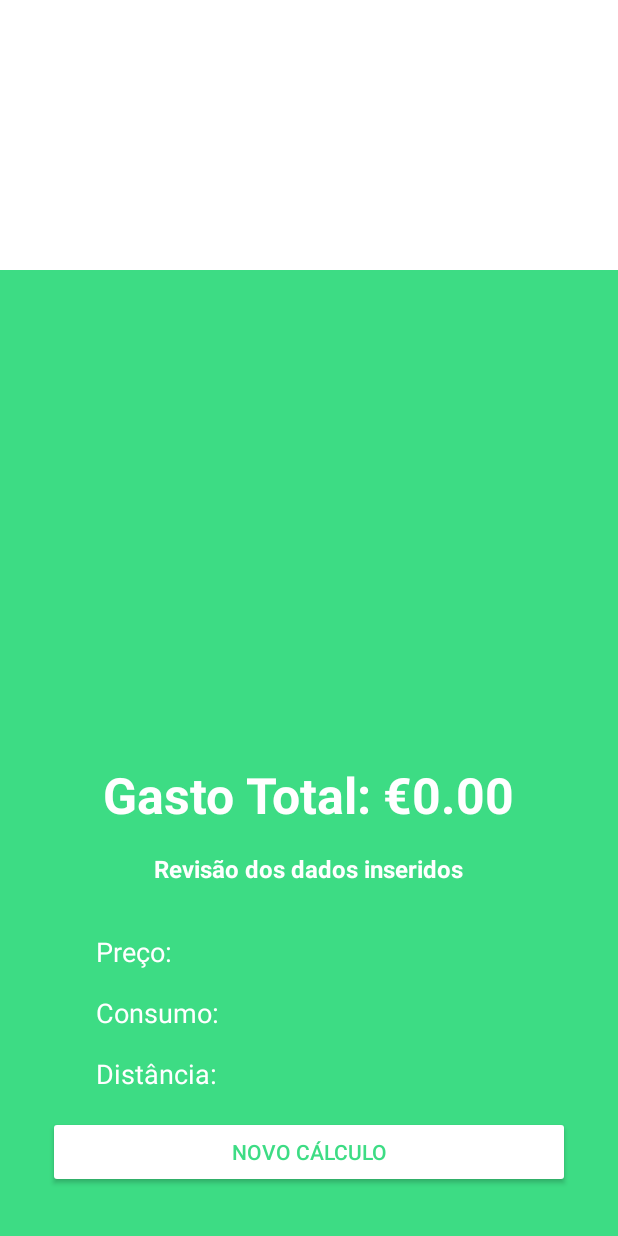
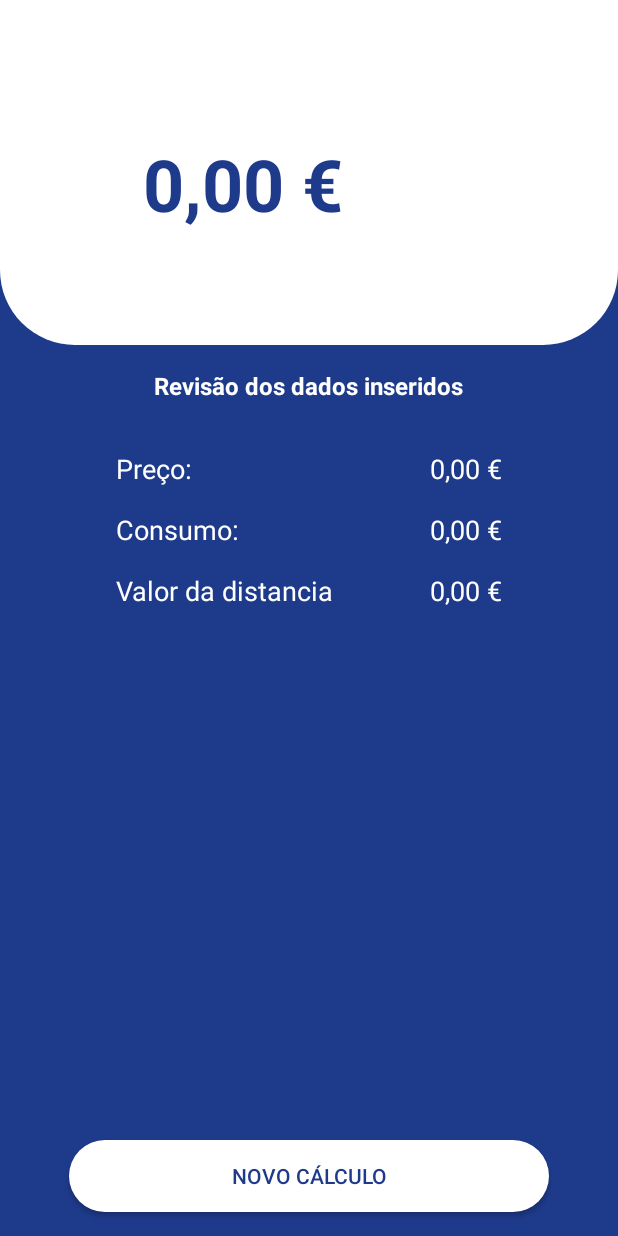
Before and after one commit to IsabeleGC/Fuel-calculator, an Android app: the ResultadosActivity screen opened directly, with no data from a screen before it, on a phone screen of 412 x 824 dp. Run offline under Robolectric (Android 15) with nearby library versions, the light colour scheme and no system bars.

Commit message:
Screenshot da terceira e quarta tela

```diff
--- a/app/src/main/java/com/example/fuel_calculator/ResultadoActivity.kt
+++ b/app/src/main/java/com/example/fuel_calculator/ResultadoActivity.kt
@@ -5,11 +5,19 @@ import android.os.Bundle
 import android.widget.Button
 import android.widget.TextView
 import androidx.appcompat.app.AppCompatActivity
+import java.text.NumberFormat
+import java.util.Locale
 
 class ResultadosActivity : AppCompatActivity() {
     override fun onCreate(savedInstanceState: Bundle?) {
         super.onCreate(savedInstanceState)
         setContentView(R.layout.activity_resultado)
+
+        val resultadoTextView = findViewById<TextView>(R.id.tvResultado)
+        val precoValorTextView = findViewById<TextView>(R.id.tvPrecoValor)
+        val consumoValorTextView = findViewById<TextView>(R.id.tvConsumoValor)
+        val kmValorTextView = findViewById<TextView>(R.id.tvKmValor)
+        val novoCalculoButton = findViewById<Button>(R.id.btnNovoCalculo)
 
         val distancia = intent.getStringExtra("distancia")?.toDoubleOrNull() ?: 0.0
         val consumo = intent.getStringExtra("consumo")?.toDoubleOrNull() ?: 0.0
@@ -17,9 +25,15 @@ class ResultadosActivity : AppCompatActivity() {
 
         val gastoTotal = if (consumo > 0) (distancia / consumo) * preco else 0.0
 
-        findViewById<TextView>(R.id.tvResultado).text = "Gasto Total: €${"%.2f".format(gastoTotal)}"
+        // Usa Locale para Portugal
+        val formatoMoeda = NumberFormat.getCurrencyInstance(Locale.forLanguageTag("pt-PT"))
 
-        findViewById<Button>(R.id.btnNovoCalculo).setOnClickListener {
+        resultadoTextView.text = formatoMoeda.format(gastoTotal)
+        precoValorTextView.text = formatoMoeda.format(preco)
+        consumoValorTextView.text = formatoMoeda.format(consumo)
+        kmValorTextView.text = formatoMoeda.format(distancia)
+
+        novoCalculoButton.setOnClickListener {
             startActivity(Intent(this, MainActivity::class.java))
             finish()
         }
--- /dev/null
+++ b/app/src/main/res/drawable/rounded_img2.xml
@@ -0,0 +1,15 @@
+<?xml version="1.0" encoding="utf-8"?>
+<selector xmlns:android="http://schemas.android.com/apk/res/android">
+    <item>
+
+        <shape>:
+            <corners
+                android:bottomLeftRadius="50dp"
+                android:bottomRightRadius="50dp"
+                android:topLeftRadius="0dp"
+                android:topRightRadius="0dp" />
+            <solid
+                android:color="@color/white" />
+        </shape>
+    </item>
+</selector>
--- a/app/src/main/res/layout/activity_resultado.xml
+++ b/app/src/main/res/layout/activity_resultado.xml
@@ -3,58 +3,61 @@
 <androidx.constraintlayout.widget.ConstraintLayout xmlns:android="http://schemas.android.com/apk/res/android"
     xmlns:app="http://schemas.android.com/apk/res-auto"
     xmlns:tools="http://schemas.android.com/tools"
+    android:id="@+id/Resultado_layout"
     android:layout_width="match_parent"
-    android:id="@+id/Resultado_layout"
     android:layout_height="match_parent"
-    android:background="#3DDC84"
+    android:background="#1E3A8A"
     tools:context=".ResultadosActivity">
 
 
-    <View
-        android:id="@+id/fundoImagem"
+    <LinearLayout
+        android:id="@+id/Bg_result"
         android:layout_width="match_parent"
-        android:layout_height="180dp"
-        android:background="@android:color/white"
-        app:layout_constraintTop_toTopOf="parent" />
+        android:layout_height="230dp"
+        android:background="@drawable/rounded_img2"
+        android:orientation="vertical"
+        app:layout_constraintEnd_toEndOf="parent"
+        app:layout_constraintHorizontal_bias="0.0"
+        app:layout_constraintStart_toStartOf="parent"
+        app:layout_constraintTop_toTopOf="parent">
 
-    <TextView
-        android:id="@+id/tvResultado"
-        android:layout_width="wrap_content"
-        android:layout_height="wrap_content"
-        android:layout_margin="16sp"
-        tools:text="€ 100,00"
-        android:textColor="@android:color/white"
-        android:textSize="33sp"
-        android:textStyle="bold"
-        app:layout_constraintBottom_toTopOf="@+id/tvRevisao"
-        app:layout_constraintEnd_toEndOf="parent"
-        app:layout_constraintStart_toStartOf="parent" />
+        <TextView
+            android:id="@+id/tvResultado"
+            android:layout_width="wrap_content"
+            android:layout_height="wrap_content"
+            android:textColor="@color/dark_blue"
+            android:layout_marginStart="95dp"
+            android:layout_marginTop="90dp"
+            android:textSize="48sp"
+            android:textStyle="bold"
+            tools:text="€100,00" />
 
+    </LinearLayout>
 
     <TextView
         android:id="@+id/tvRevisao"
         android:layout_width="wrap_content"
         android:layout_height="wrap_content"
         android:layout_margin="16sp"
-        android:text="Revisão dos dados inseridos"
+        android:text="@string/revisao_dados"
         android:textColor="@android:color/white"
         android:textSize="16sp"
         android:textStyle="bold"
-        app:layout_constraintBottom_toTopOf="@+id/constraintLayout"
         app:layout_constraintEnd_toEndOf="parent"
         app:layout_constraintHorizontal_bias="0.497"
-        app:layout_constraintStart_toStartOf="parent" />
+        app:layout_constraintStart_toStartOf="parent"
+        app:layout_constraintTop_toBottomOf="@+id/Bg_result" />
 
     <androidx.constraintlayout.widget.ConstraintLayout
 
         android:id="@+id/constraintLayout"
-        android:layout_width="match_parent"
-        android:layout_height="wrap_content"
+        android:layout_width="353dp"
+        android:layout_height="131dp"
         android:layout_margin="16sp"
         android:paddingHorizontal="32dp"
-        app:layout_constraintBottom_toTopOf="@+id/btnNovoCalculo"
         app:layout_constraintEnd_toEndOf="parent"
-        app:layout_constraintStart_toStartOf="parent">
+        app:layout_constraintStart_toStartOf="parent"
+        app:layout_constraintTop_toBottomOf="@+id/tvRevisao">
 
 
         <TextView
@@ -62,7 +65,7 @@
             android:layout_width="wrap_content"
             android:layout_height="wrap_content"
             android:layout_margin="16sp"
-            android:text="Preço:"
+            android:text="@string/preco"
             android:textColor="@android:color/white"
             android:textSize="18sp"
             app:layout_constraintStart_toStartOf="parent"
@@ -73,11 +76,11 @@
             android:layout_width="wrap_content"
             android:layout_height="wrap_content"
             android:layout_margin="16sp"
-            tools:text="€1.50"
             android:textColor="@android:color/white"
             android:textSize="18sp"
             app:layout_constraintEnd_toEndOf="parent"
-            app:layout_constraintTop_toTopOf="parent" />
+            app:layout_constraintTop_toTopOf="parent"
+            tools:text="€1.50" />
 
 
         <TextView
@@ -85,7 +88,7 @@
             android:layout_width="wrap_content"
             android:layout_height="wrap_content"
             android:layout_margin="16sp"
-            android:text="Consumo:"
+            android:text="@string/consumo"
             android:textColor="@android:color/white"
             android:textSize="18sp"
             app:layout_constraintStart_toStartOf="parent"
@@ -97,18 +100,18 @@
             android:layout_width="wrap_content"
             android:layout_height="wrap_content"
             android:layout_margin="16sp"
-            tools:text="10 km/L"
             android:textColor="@android:color/white"
             android:textSize="18sp"
             app:layout_constraintEnd_toEndOf="parent"
-            app:layout_constraintTop_toBottomOf="@id/tvPrecoValor" />
+            app:layout_constraintTop_toBottomOf="@id/tvPrecoValor"
+            tools:text="10 km/L" />
 
         <TextView
             android:id="@+id/tvKm"
             android:layout_width="wrap_content"
             android:layout_height="wrap_content"
             android:layout_margin="16sp"
-            android:text="Distância:"
+            android:text="@string/Distancia"
             android:textColor="@android:color/white"
             android:textSize="18sp"
             app:layout_constraintStart_toStartOf="parent"
@@ -119,22 +122,22 @@
             android:layout_width="wrap_content"
             android:layout_height="wrap_content"
             android:layout_margin="16sp"
-            tools:text="200 km"
             android:textColor="@android:color/white"
             android:textSize="18sp"
             app:layout_constraintEnd_toEndOf="parent"
-            app:layout_constraintTop_toBottomOf="@id/tvConsumoValor" />
+            app:layout_constraintTop_toBottomOf="@id/tvConsumoValor"
+            tools:text="200 km" />
 
     </androidx.constraintlayout.widget.ConstraintLayout>
 
     <Button
         android:id="@+id/btnNovoCalculo"
-        android:layout_width="0dp"
-        android:layout_height="wrap_content"
-        android:layout_margin="32dp"
-        android:backgroundTint="@android:color/white"
-        android:text="Novo Cálculo"
-        android:textColor="#3DDC84"
+        android:layout_width="320dp"
+        android:layout_height="48dp"
+        android:layout_margin="16dp"
+        android:background="@drawable/rounded_button"
+        android:text="@string/new_button"
+        android:textColor="#1E3A8A"
         app:layout_constraintBottom_toBottomOf="parent"
         app:layout_constraintEnd_toEndOf="parent"
         app:layout_constraintStart_toStartOf="parent" />
--- a/app/src/main/res/values/colors.xml
+++ b/app/src/main/res/values/colors.xml
@@ -1,6 +1,6 @@
-<?xml version="1.0" encoding="utf-8"?>
 <resources>
     <color name="black">#FF000000</color>
     <color name="white">#FFFFFFFF</color>
-
-   </resources>
+    <color name="dark_blue">#1E3A8A</color>
+    <color name="Blue">#0000FF</color>
+</resources>
--- a/app/src/main/res/values/strings.xml
+++ b/app/src/main/res/values/strings.xml
@@ -6,4 +6,12 @@
     <string name="start_button">Iniciar</string>
     <string name="fuel_imageprice">Imagem de uma bomba de combustivel.</string>
     <string name="next_button">Próximo</string>
+    <string name="preco_combustivel">Preço do Combustível</string>
+    <string name="Distancia">Valor da distancia</string>
+     <string name="revisao_dados">Revisão dos dados inseridos</string>
+    <string name="preco">Preço:</string>
+    <string name="consumo">Consumo:</string>
+    <string name="distancia">Distância:</string>
+    <string name="new_button">Novo Cálculo</string>
+    <string name= "gasto_total">Gasto Total: %s</string>
 </resources>
```
Also changed, not shown: app/src/main/res/layout/activity_consumo.xml (+52 -25 lines), app/src/main/res/layout/activity_distancia.xml (+50 -25 lines), app/src/main/res/layout/activity_main.xml (+4 -3 lines), app/src/main/res/layout/activity_preco.xml (+30 -19 lines), app/src/main/res/drawable/ic_fuel_consumo.png (added), app/src/main/res/drawable/ic_fuel_distancia.png (added).
